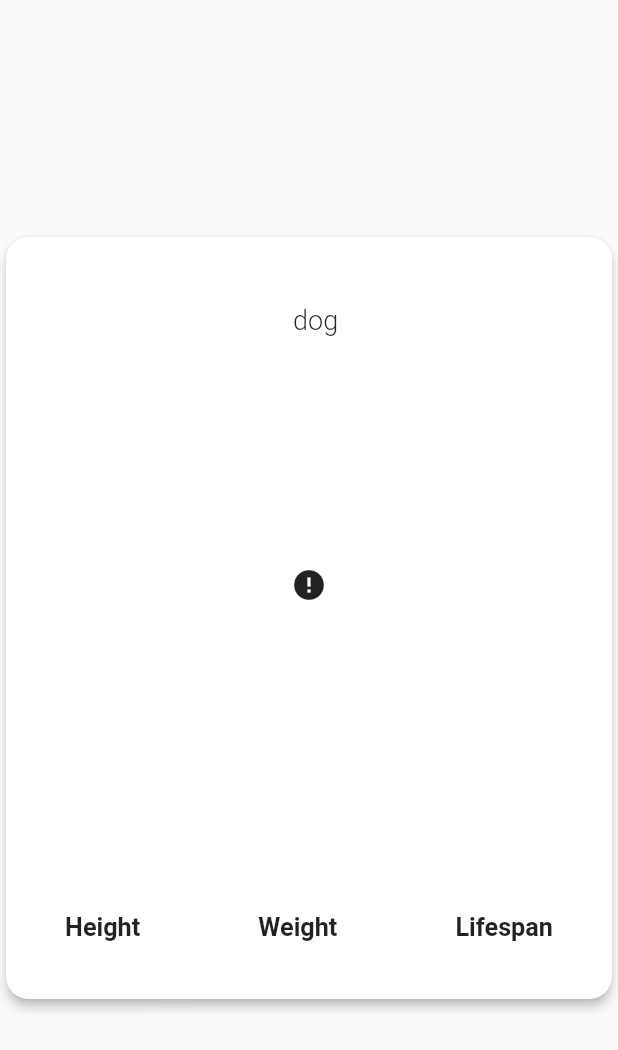
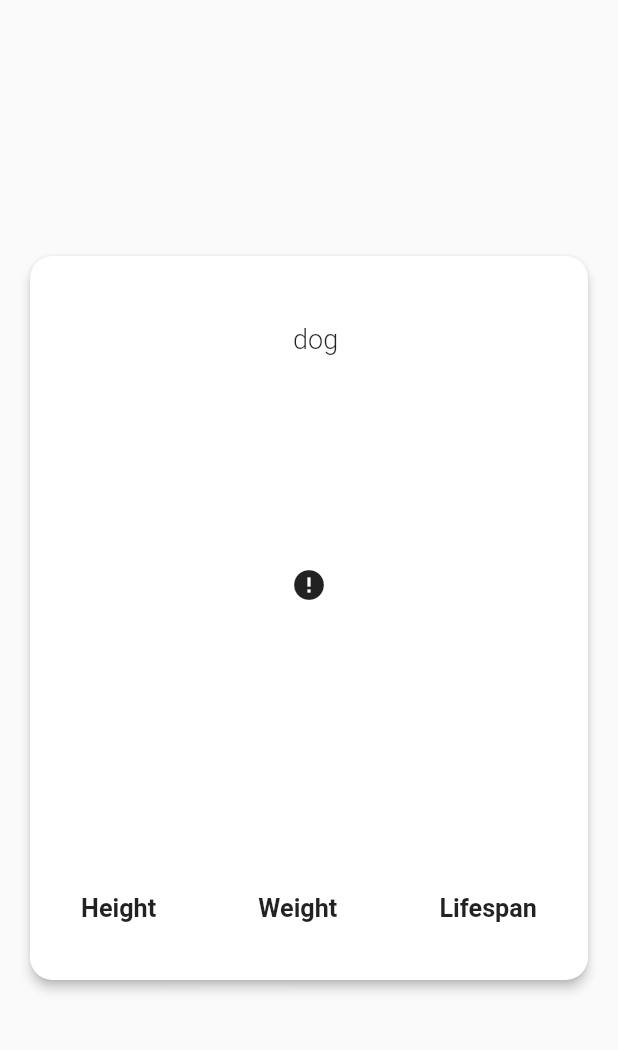
Before and after one commit to maria-robobug/breedy-app, a Flutter app: the DogCard widget shown alone on an empty page, opened directly with empty values, on a phone screen of 412 x 824 dp. Shown: the top 1050 px of the screen. Run offline on Flutter 3.47's test engine with Material 2 defaults, Android fonts, the phone set to English and light mode, and no system bars; drawn by our look-alikes of cached_network_image; our stand-ins replace bloc, equatable, flutter_bloc, logger; network calls fail.

Commit message:
Remove image BoxFit

```diff
--- a/lib/widgets/components/dog_image.dart
+++ b/lib/widgets/components/dog_image.dart
@@ -11,7 +11,6 @@ class DogImage extends StatelessWidget {
   Widget build(BuildContext context) {
     Widget imageWidget = new CachedNetworkImage(
       imageUrl: imageUrl,
-      fit: BoxFit.contain,
       placeholder: (context, url) => CircularProgressIndicator(),
       errorWidget: (context, url, error) => Icon(Icons.error),
     );
--- a/lib/widgets/containers/dog_card.dart
+++ b/lib/widgets/containers/dog_card.dart
@@ -11,6 +11,9 @@ class DogCard extends StatelessWidget {
 
   @override
   Widget build(BuildContext context) {
+    MediaQueryData queryData;
+    queryData = MediaQuery.of(context);
+
     return Container(
       alignment: Alignment.center,
       child: Card(
@@ -19,14 +22,15 @@ class DogCard extends StatelessWidget {
           borderRadius: BorderRadius.circular(15),
         ),
         elevation: 3.0,
+        margin: EdgeInsets.all(20),
         child: ListView(
           physics: const AlwaysScrollableScrollPhysics(),
           shrinkWrap: true,
           children: <Widget>[
             DogTitle(name: doggo.name, origin: doggo.breedGroup),
             SizedBox(
-              width: 600,
-              height: 300,
+              width: queryData.size.width,
+              height: queryData.size.height / 3,
               child: DogImage(
                   imageUrl: doggo.imageUrl,
                   imageHeight: doggo.imageHeight,
--- a/lib/widgets/widgets.dart
+++ b/lib/widgets/widgets.dart
@@ -1,3 +1,2 @@
 export 'home_screen.dart';
 export 'doggo_screen.dart';
-export 'cat_screen.dart';
```
Also changed, not shown: lib/widgets/cat_screen.dart (deleted), 1 other file.
